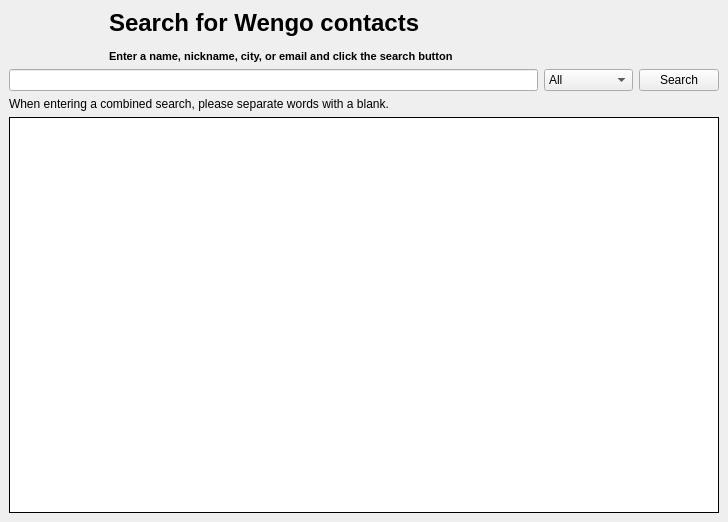
First picture: the form in wengophone/src/presentation/qt/webservices/directory/WsDirectory.ui, repository tkrotoff/WengoPhone, before the edit.
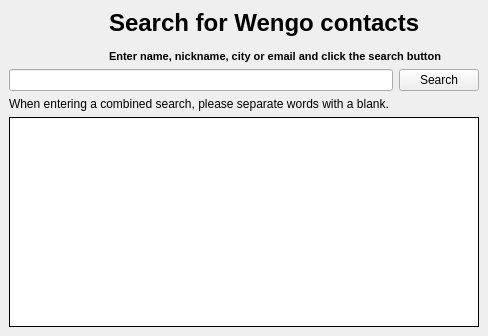
Second picture: the form after the edit. Icons and pictures are not drawn.

Commit message: No more criterias inside Wengo search window

The edit to the form file:
```diff
--- a/wengophone/src/presentation/qt/webservices/directory/WsDirectory.ui
+++ b/wengophone/src/presentation/qt/webservices/directory/WsDirectory.ui
@@ -8,8 +8,8 @@
    <rect>
     <x>0</x>
     <y>0</y>
-    <width>728</width>
-    <height>522</height>
+    <width>488</width>
+    <height>336</height>
    </rect>
   </property>
   <property name="windowTitle" >
@@ -22,337 +22,37 @@
    <property name="spacing" >
     <number>6</number>
    </property>
-   <item row="1" column="1" >
-    <widget class="QComboBox" name="criteriaComboBox" >
-     <item>
-      <property name="text" >
-       <string>All</string>
-      </property>
-     </item>
-     <item>
-      <property name="text" >
-       <string>Nickname</string>
-      </property>
-     </item>
-     <item>
-      <property name="text" >
-       <string>First Name</string>
-      </property>
-     </item>
-     <item>
-      <property name="text" >
-       <string>Last Name</string>
-      </property>
-     </item>
-     <item>
-      <property name="text" >
-       <string>City</string>
-      </property>
-     </item>
-     <item>
-      <property name="text" >
-       <string>Country</string>
-      </property>
-     </item>
-    </widget>
-   </item>
-   <item row="1" column="2" >
-    <widget class="QPushButton" name="searchPushButton" >
+   <item row="2" column="0" >
+    <widget class="QLabel" name="label_2" >
      <property name="text" >
-      <string>Search</string>
+      <string>When entering a combined search, please separate words with a blank.</string>
      </property>
     </widget>
    </item>
    <item row="1" column="0" >
-    <widget class="QLineEdit" name="searchLineEdit" />
-   </item>
-   <item row="0" column="0" colspan="3" >
-    <widget class="QLabel" name="searchLabel" >
-     <property name="palette" >
-      <palette>
-       <active>
-        <color>
-         <red>0</red>
-         <green>0</green>
-         <blue>0</blue>
-        </color>
-        <color>
-         <red>212</red>
-         <green>208</green>
-         <blue>200</blue>
-        </color>
-        <color>
-         <red>255</red>
-         <green>255</green>
-         <blue>255</blue>
-        </color>
-        <color>
-         <red>234</red>
-         <green>229</green>
-         <blue>220</blue>
-        </color>
-        <color>
-         <red>128</red>
-         <green>128</green>
-         <blue>128</blue>
-        </color>
-        <color>
-         <red>141</red>
-         <green>139</green>
-         <blue>133</blue>
-        </color>
-        <color>
-         <red>255</red>
-         <green>255</green>
-         <blue>255</blue>
-        </color>
-        <color>
-         <red>255</red>
-         <green>255</green>
-         <blue>255</blue>
-        </color>
-        <color>
-         <red>0</red>
-         <green>0</green>
-         <blue>0</blue>
-        </color>
-        <color>
-         <red>255</red>
-         <green>255</green>
-         <blue>255</blue>
-        </color>
-        <color>
-         <red>212</red>
-         <green>208</green>
-         <blue>200</blue>
-        </color>
-        <color>
-         <red>64</red>
-         <green>64</green>
-         <blue>64</blue>
-        </color>
-        <color>
-         <red>10</red>
-         <green>36</green>
-         <blue>106</blue>
-        </color>
-        <color>
-         <red>255</red>
-         <green>255</green>
-         <blue>255</blue>
-        </color>
-        <color>
-         <red>0</red>
-         <green>0</green>
-         <blue>255</blue>
-        </color>
-        <color>
-         <red>255</red>
-         <green>0</green>
-         <blue>255</blue>
-        </color>
-        <color>
-         <red>232</red>
-         <green>232</green>
-         <blue>232</blue>
-        </color>
-       </active>
-       <inactive>
-        <color>
-         <red>0</red>
-         <green>0</green>
-         <blue>0</blue>
-        </color>
-        <color>
-         <red>212</red>
-         <green>208</green>
-         <blue>200</blue>
-        </color>
-        <color>
-         <red>255</red>
-         <green>255</green>
-         <blue>255</blue>
-        </color>
-        <color>
-         <red>234</red>
-         <green>229</green>
-         <blue>220</blue>
-        </color>
-        <color>
-         <red>128</red>
-         <green>128</green>
-         <blue>128</blue>
-        </color>
-        <color>
-         <red>141</red>
-         <green>139</green>
-         <blue>133</blue>
-        </color>
-        <color>
-         <red>255</red>
-         <green>255</green>
-         <blue>255</blue>
-        </color>
-        <color>
-         <red>255</red>
-         <green>255</green>
-         <blue>255</blue>
-        </color>
-        <color>
-         <red>0</red>
-         <green>0</green>
-         <blue>0</blue>
-        </color>
-        <color>
-         <red>255</red>
-         <green>255</green>
-         <blue>255</blue>
-        </color>
-        <color>
-         <red>212</red>
-         <green>208</green>
-         <blue>200</blue>
-        </color>
-        <color>
-         <red>64</red>
-         <green>64</green>
-         <blue>64</blue>
-        </color>
-        <color>
-         <red>212</red>
-         <green>208</green>
-         <blue>200</blue>
-        </color>
-        <color>
-         <red>0</red>
-         <green>0</green>
-         <blue>0</blue>
-        </color>
-        <color>
-         <red>0</red>
-         <green>0</green>
-         <blue>255</blue>
-        </color>
-        <color>
-         <red>255</red>
-         <green>0</green>
-         <blue>255</blue>
-        </color>
-        <color>
-         <red>232</red>
-         <green>232</green>
-         <blue>232</blue>
-        </color>
-       </inactive>
-       <disabled>
-        <color>
-         <red>106</red>
-         <green>104</green>
-         <blue>100</blue>
-        </color>
-        <color>
-         <red>212</red>
-         <green>208</green>
-         <blue>200</blue>
-        </color>
-        <color>
-         <red>255</red>
-         <green>255</green>
-         <blue>255</blue>
-        </color>
-        <color>
-         <red>233</red>
-         <green>231</green>
-         <blue>227</blue>
-        </color>
-        <color>
-         <red>128</red>
-         <green>128</green>
-         <blue>128</blue>
-        </color>
-        <color>
-         <red>141</red>
-         <green>139</green>
-         <blue>133</blue>
-        </color>
-        <color>
-         <red>106</red>
-         <green>104</green>
-         <blue>100</blue>
-        </color>
-        <color>
-         <red>255</red>
-         <green>255</green>
-         <blue>255</blue>
-        </color>
-        <color>
-         <red>106</red>
-         <green>104</green>
-         <blue>100</blue>
-        </color>
-        <color>
-         <red>212</red>
-         <green>208</green>
-         <blue>200</blue>
-        </color>
-        <color>
-         <red>212</red>
-         <green>208</green>
-         <blue>200</blue>
-        </color>
-        <color>
-         <red>0</red>
-         <green>0</green>
-         <blue>0</blue>
-        </color>
-        <color>
-         <red>10</red>
-         <green>36</green>
-         <blue>106</blue>
-        </color>
-        <color>
-         <red>255</red>
-         <green>255</green>
-         <blue>255</blue>
-        </color>
-        <color>
-         <red>0</red>
-         <green>0</green>
-         <blue>255</blue>
-        </color>
-        <color>
-         <red>255</red>
-         <green>0</green>
-         <blue>255</blue>
-        </color>
-        <color>
-         <red>232</red>
-         <green>232</green>
-         <blue>232</blue>
-        </color>
-       </disabled>
-      </palette>
+    <layout class="QGridLayout" >
+     <property name="margin" >
+      <number>0</number>
      </property>
-     <property name="font" >
-      <font>
-       <family>MS Shell Dlg</family>
-       <pointsize>8</pointsize>
-       <weight>75</weight>
-       <italic>false</italic>
-       <bold>true</bold>
-       <underline>false</underline>
-       <strikeout>false</strikeout>
-      </font>
+     <property name="spacing" >
+      <number>6</number>
      </property>
-     <property name="text" >
-      <string>&lt;span style="font-size:18pt;">Search for Wengo contacts&lt;/span>&lt;br />&lt;br />&lt;span>Enter a name, nickname, city, or email and click the search button&lt;/span></string>
-     </property>
-     <property name="indent" >
-      <number>100</number>
-     </property>
-    </widget>
+     <item row="0" column="1" >
+      <widget class="QPushButton" name="searchPushButton" >
+       <property name="text" >
+        <string>Search</string>
+       </property>
+       <property name="icon" >
+        <iconset resource="../../wengophone.qrc" >:/pics/iconbar/search_contact.png</iconset>
+       </property>
+      </widget>
+     </item>
+     <item row="0" column="0" >
+      <widget class="QLineEdit" name="searchLineEdit" />
+     </item>
+    </layout>
    </item>
-   <item row="3" column="0" colspan="3" >
+   <item row="3" column="0" >
     <widget class="QListWidget" name="listWidget" >
      <property name="palette" >
       <palette>
@@ -639,10 +339,289 @@
      </property>
     </widget>
    </item>
-   <item row="2" column="0" colspan="3" >
-    <widget class="QLabel" name="label_2" >
+   <item row="0" column="0" >
+    <widget class="QLabel" name="searchLabel" >
+     <property name="palette" >
+      <palette>
+       <active>
+        <color>
+         <red>0</red>
+         <green>0</green>
+         <blue>0</blue>
+        </color>
+        <color>
+         <red>212</red>
+         <green>208</green>
+         <blue>200</blue>
+        </color>
+        <color>
+         <red>255</red>
+         <green>255</green>
+         <blue>255</blue>
+        </color>
+        <color>
+         <red>234</red>
+         <green>229</green>
+         <blue>220</blue>
+        </color>
+        <color>
+         <red>128</red>
+         <green>128</green>
+         <blue>128</blue>
+        </color>
+        <color>
+         <red>141</red>
+         <green>139</green>
+         <blue>133</blue>
+        </color>
+        <color>
+         <red>255</red>
+         <green>255</green>
+         <blue>255</blue>
+        </color>
+        <color>
+         <red>255</red>
+         <green>255</green>
+         <blue>255</blue>
+        </color>
+        <color>
+         <red>0</red>
+         <green>0</green>
+         <blue>0</blue>
+        </color>
+        <color>
+         <red>255</red>
+         <green>255</green>
+         <blue>255</blue>
+        </color>
+        <color>
+         <red>212</red>
+         <green>208</green>
+         <blue>200</blue>
+        </color>
+        <color>
+         <red>64</red>
+         <green>64</green>
+         <blue>64</blue>
+        </color>
+        <color>
+         <red>10</red>
+         <green>36</green>
+         <blue>106</blue>
+        </color>
+        <color>
+         <red>255</red>
+         <green>255</green>
+         <blue>255</blue>
+        </color>
+        <color>
+         <red>0</red>
+         <green>0</green>
+         <blue>255</blue>
+        </color>
+        <color>
+         <red>255</red>
+         <green>0</green>
+         <blue>255</blue>
+        </color>
+        <color>
+         <red>232</red>
+         <green>232</green>
+         <blue>232</blue>
+        </color>
+       </active>
+       <inactive>
+        <color>
+         <red>0</red>
+         <green>0</green>
+         <blue>0</blue>
+        </color>
+        <color>
+         <red>212</red>
+         <green>208</green>
+         <blue>200</blue>
+        </color>
+        <color>
+         <red>255</red>
+         <green>255</green>
+         <blue>255</blue>
+        </color>
+        <color>
+         <red>234</red>
+         <green>229</green>
+         <blue>220</blue>
+        </color>
+        <color>
+         <red>128</red>
+         <green>128</green>
+         <blue>128</blue>
+        </color>
+        <color>
+         <red>141</red>
+         <green>139</green>
+         <blue>133</blue>
+        </color>
+        <color>
+         <red>255</red>
+         <green>255</green>
+         <blue>255</blue>
+        </color>
+        <color>
+         <red>255</red>
+         <green>255</green>
+         <blue>255</blue>
+        </color>
+        <color>
+         <red>0</red>
+         <green>0</green>
+         <blue>0</blue>
+        </color>
+        <color>
+         <red>255</red>
+         <green>255</green>
+         <blue>255</blue>
+        </color>
+        <color>
+         <red>212</red>
+         <green>208</green>
+         <blue>200</blue>
+        </color>
+        <color>
+         <red>64</red>
+         <green>64</green>
+         <blue>64</blue>
+        </color>
+        <color>
+         <red>212</red>
+         <green>208</green>
+         <blue>200</blue>
+        </color>
+        <color>
+         <red>0</red>
+         <green>0</green>
+         <blue>0</blue>
+        </color>
+        <color>
+         <red>0</red>
+         <green>0</green>
+         <blue>255</blue>
+        </color>
+        <color>
+         <red>255</red>
+         <green>0</green>
+         <blue>255</blue>
+        </color>
+        <color>
+         <red>232</red>
+         <green>232</green>
+         <blue>232</blue>
+        </color>
+       </inactive>
+       <disabled>
+        <color>
+         <red>106</red>
+         <green>104</green>
+         <blue>100</blue>
+        </color>
+        <color>
+         <red>212</red>
+         <green>208</green>
+         <blue>200</blue>
+        </color>
+        <color>
+         <red>255</red>
+         <green>255</green>
+         <blue>255</blue>
+        </color>
+        <color>
+         <red>233</red>
+         <green>231</green>
+         <blue>227</blue>
+        </color>
+        <color>
+         <red>128</red>
+         <green>128</green>
+         <blue>128</blue>
+        </color>
+        <color>
+         <red>141</red>
+         <green>139</green>
+         <blue>133</blue>
+        </color>
+        <color>
+         <red>106</red>
+         <green>104</green>
+         <blue>100</blue>
+        </color>
+        <color>
+         <red>255</red>
+         <green>255</green>
+         <blue>255</blue>
+        </color>
+        <color>
+         <red>106</red>
+         <green>104</green>
+         <blue>100</blue>
+        </color>
+        <color>
+         <red>212</red>
+         <green>208</green>
+         <blue>200</blue>
+        </color>
+        <color>
+         <red>212</red>
+         <green>208</green>
+         <blue>200</blue>
+        </color>
+        <color>
+         <red>0</red>
+         <green>0</green>
+         <blue>0</blue>
+        </color>
+        <color>
+         <red>10</red>
+         <green>36</green>
+         <blue>106</blue>
+        </color>
+        <color>
+         <red>255</red>
+         <green>255</green>
+         <blue>255</blue>
+        </color>
+        <color>
+         <red>0</red>
+         <green>0</green>
+         <blue>255</blue>
+        </color>
+        <color>
+         <red>255</red>
+         <green>0</green>
+         <blue>255</blue>
+        </color>
+        <color>
+         <red>232</red>
+         <green>232</green>
+         <blue>232</blue>
+        </color>
+       </disabled>
+      </palette>
+     </property>
+     <property name="font" >
+      <font>
+       <family>MS Shell Dlg</family>
+       <pointsize>8</pointsize>
+       <weight>75</weight>
+       <italic>false</italic>
+       <bold>true</bold>
+       <underline>false</underline>
+       <strikeout>false</strikeout>
+      </font>
+     </property>
      <property name="text" >
-      <string>When entering a combined search, please separate words with a blank.</string>
+      <string>&lt;span style="font-size:18pt;">Search for Wengo contacts&lt;/span>&lt;br />&lt;br />&lt;span>Enter name, nickname, city or email and click the search button&lt;/span></string>
+     </property>
+     <property name="indent" >
+      <number>100</number>
      </property>
     </widget>
    </item>
```
Left out of the diff: 4 changed lines with no effect on the pictures. The commit also changes 1 other file.
